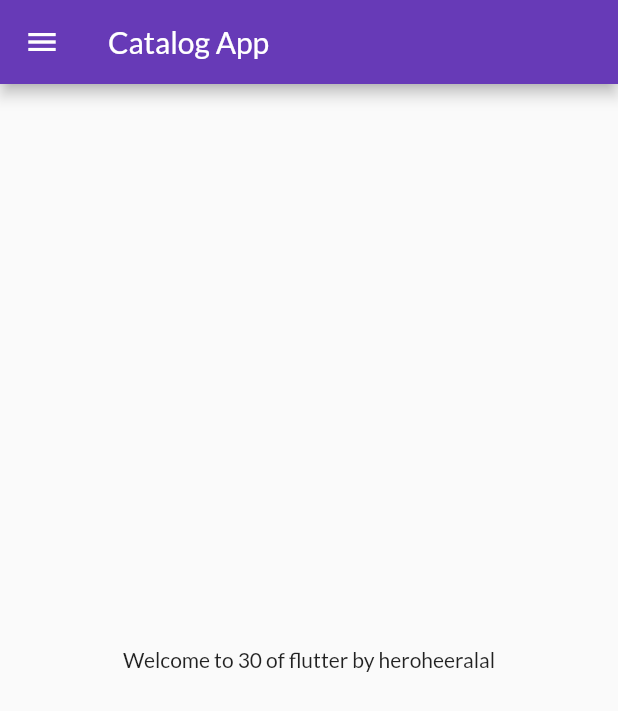
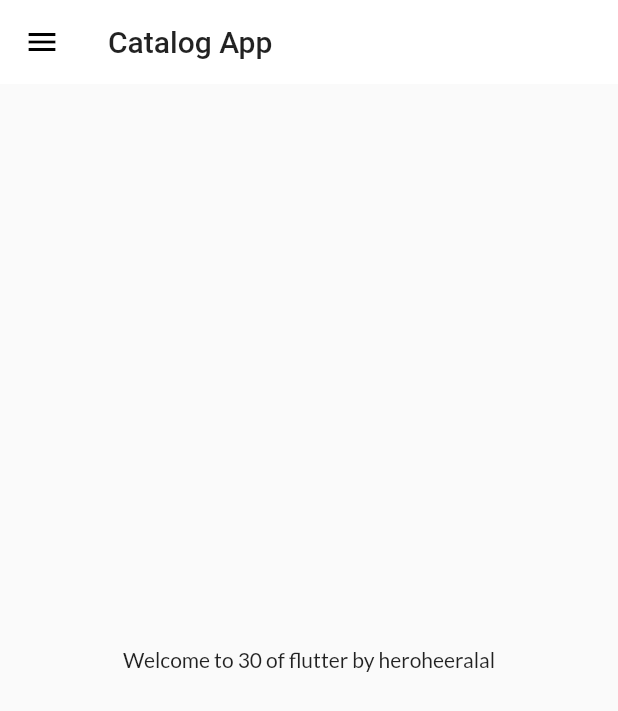
Before and after one commit to Jayaldhruv/flutterpractice, a Flutter app: the screen it shows after launch, on a phone screen of 412 x 824 dp. Shown: the top 711 px of the screen. Run offline on Flutter 3.47's test engine with Material 2 defaults, Android fonts, the phone set to English and light mode, and no system bars; our stand-ins replace google_fonts.

Commit message:
day 10 completed

```diff
--- a/lib/main.dart
+++ b/lib/main.dart
@@ -2,6 +2,7 @@ import 'package:flutter/material.dart';
 import 'package:flutter_application_1/pages/home_page.dart';
 import 'package:flutter_application_1/pages/login_page.dart';
 import 'package:flutter_application_1/utils/routes.dart';
+import 'package:flutter_application_1/widgets/themes.dart';
 import 'package:google_fonts/google_fonts.dart';
 
 void main() {
@@ -17,11 +18,8 @@ class MyApp extends StatelessWidget {
     return MaterialApp(
       debugShowCheckedModeBanner: false,
       themeMode: ThemeMode.light,
-      theme: ThemeData(
-          primarySwatch: Colors.deepPurple,
-          fontFamily: GoogleFonts.lato().fontFamily,
-          primaryTextTheme: GoogleFonts.latoTextTheme()),
-      darkTheme: ThemeData(brightness: Brightness.dark),
+      theme: MyTheme.lightTheme(context),
+      darkTheme: MyTheme.darkTheme(context),
       initialRoute: MyRoutes.homeRoute,
       routes: {
         "/": (context) => LoginPage(),
--- a/lib/pages/home_page.dart
+++ b/lib/pages/home_page.dart
@@ -1,12 +1,11 @@
 import 'package:flutter/material.dart';
-
 import '../widgets/drawer.dart';
 
 class Homepage extends StatelessWidget {
+  final int days = 30;
+  final String name = "heroheeralal";
   @override
   Widget build(BuildContext context) {
-    const int days = 30;
-    const String name = "heroheeralal";
     return Scaffold(
       appBar: AppBar(
         title: Text("Catalog App"),
--- a/lib/widgets/drawer.dart
+++ b/lib/widgets/drawer.dart
@@ -20,7 +20,8 @@ class MyDrawer extends StatelessWidget {
                   accountEmail: Text("mtechviral@gmail.com"),
                   currentAccountPicture: CircleAvatar(
                     backgroundImage: NetworkImage(ImageUrl),
-                  )),
+                  ),
+                  ),
             ),
             ListTile(
               leading: Icon(
@@ -31,7 +32,8 @@ class MyDrawer extends StatelessWidget {
                   textScaleFactor: 1.2,
                   style: TextStyle(
                     color: Colors.white,
-                  )),
+                  ),
+                  ),
             ),
             ListTile(
               leading: Icon(
--- /dev/null
+++ b/lib/widgets/themes.dart
@@ -0,0 +1,19 @@
+import 'package:flutter/material.dart';
+import 'package:google_fonts/google_fonts.dart';
+
+class MyTheme{
+  static ThemeData lightTheme(BuildContext context)=> ThemeData(
+    primarySwatch: Colors.deepPurple,
+    fontFamily: GoogleFonts.lato().fontFamily,
+    appBarTheme: AppBarTheme(
+      color:Colors.white,
+      elevation:0.0,
+      iconTheme:IconThemeData(color: Colors.black),
+      // ignore: deprecated_member_use
+      textTheme: Theme.of(context).textTheme,
+    ));
+
+    static ThemeData darkTheme(BuildContext context)=>ThemeData(
+      brightness: Brightness.dark,
+    );
+}
```
Also changed, not shown: lib/models/catalog.dart (added, +27 -0 lines).
